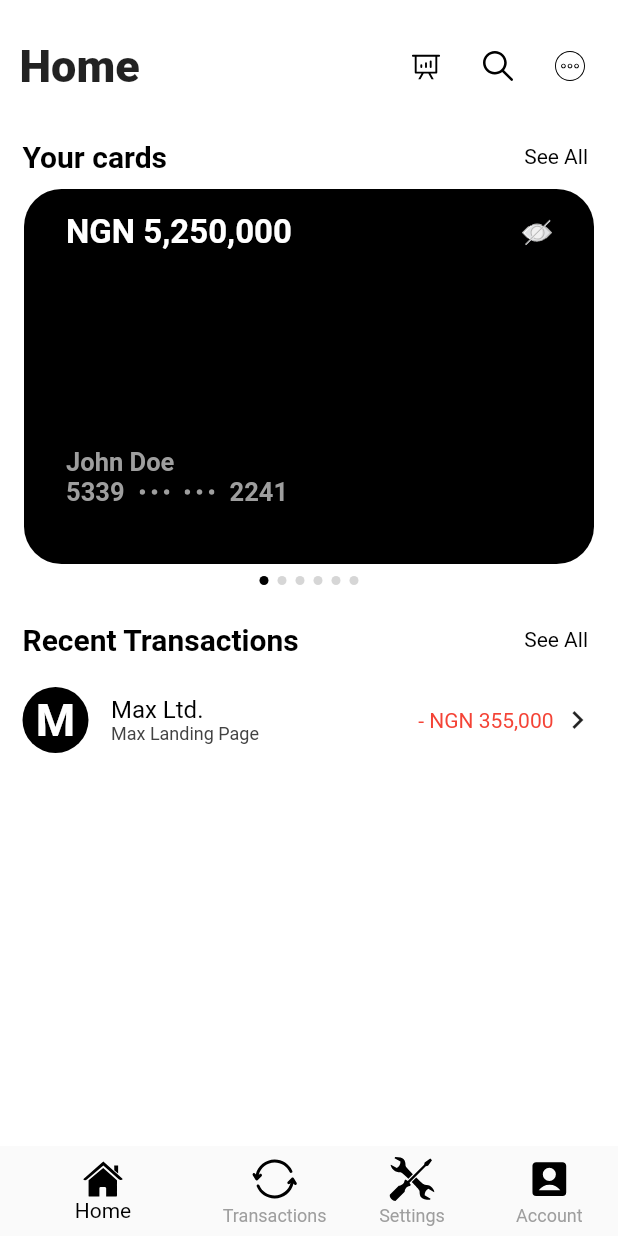
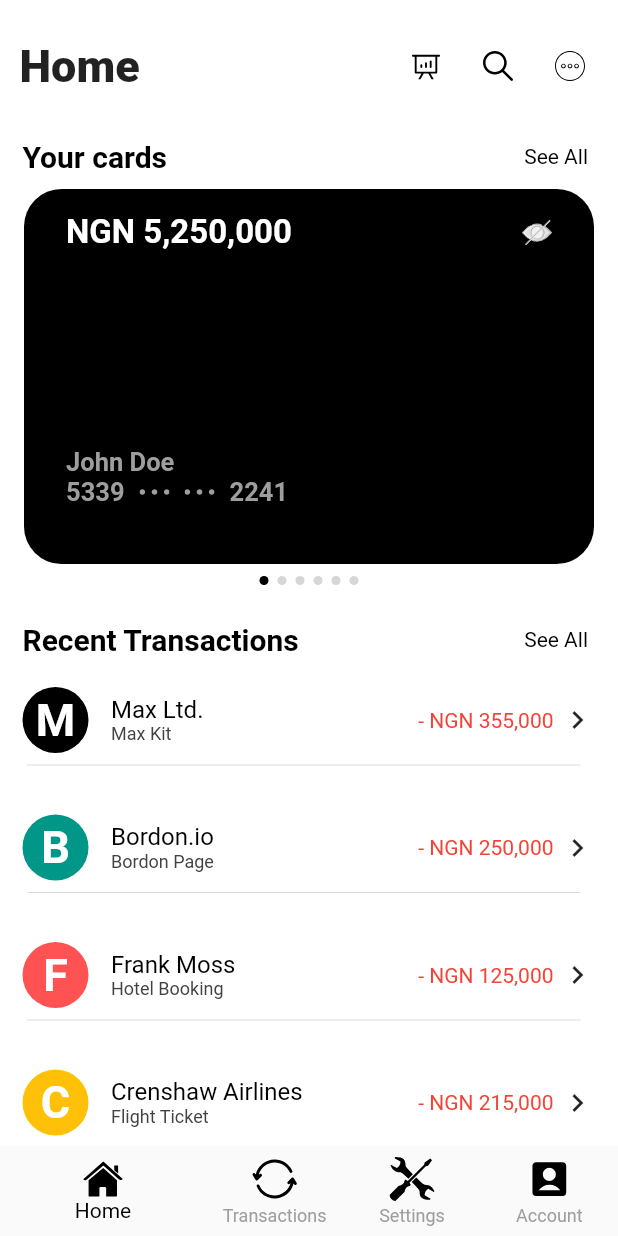
Before and after one commit to MaxTrent/bankapp, a Flutter app: the screen it shows after launch, on a phone screen of 412 x 824 dp. Run offline on Flutter 3.47's test engine with Material 2 defaults, Android fonts, the phone set to English and light mode, and no system bars; our stand-ins replace flutter_svg.

Commit message:
transaction details

```diff
--- a/lib/components/recent_transactions.dart
+++ b/lib/components/recent_transactions.dart
@@ -1,6 +1,5 @@
 import 'package:bankapp_ui/themes/theme_styles.dart';
 import 'package:flutter/material.dart';
-
 import '../widgets/transaction_card.dart';
 
 
@@ -40,9 +39,38 @@ class _RecentTransactionsState extends State<RecentTransactions> {
                       color: Colors.black,
                       letter: 'M',
                       title: 'Max Ltd.',
-                      subTitle: 'Max Landing Page',
+                      subTitle: 'Max Kit',
                       price: '- NGN 355,000',
                     ),
+                    TransactionCard(
+                      color: Colors.teal,
+                      letter: 'B',
+                      title: 'Bordon.io',
+                      subTitle: 'Bordon Page',
+                      price: '- NGN 250,000',
+                    ),
+                    TransactionCard(
+                      color: Colors.redAccent,
+                      letter: 'F',
+                      title: 'Frank Moss',
+                      subTitle: 'Hotel Booking',
+                      price: '- NGN 125,000',
+                    ),
+                    TransactionCard(
+                      color: Colors.amber,
+                      letter: 'C',
+                      title: 'Crenshaw Airlines',
+                      subTitle: 'Flight Ticket',
+                      price: '- NGN 215,000',
+                    ),
+                    TransactionCard(
+                      color: Colors.deepOrange,
+                      letter: 'A',
+                      title: 'Ante Club',
+                      subTitle: 'Drinks',
+                      price: '- NGN 45,000',
+                    ),
+
                   ],
                 ))
           ],
--- a/lib/widgets/transaction_card.dart
+++ b/lib/widgets/transaction_card.dart
@@ -1,3 +1,4 @@
+import 'package:bankapp_ui/screens/transaction_page.dart';
 import 'package:bankapp_ui/themes/theme_styles.dart';
 import 'package:flutter/material.dart';
 
@@ -16,10 +17,13 @@ class TransactionCard extends StatefulWidget {
 }
 
 class _TransactionCardState extends State<TransactionCard> {
+
   @override
   Widget build(BuildContext context) {
     return Padding(
       padding: const EdgeInsets.symmetric(horizontal: 15.0, vertical: 10.0),
+      child: GestureDetector(
+        onTap: _onTapped,
         child: Container(
           height: 65,
           width: 345,
@@ -77,9 +81,27 @@ class _TransactionCardState extends State<TransactionCard> {
                   ),
                 ],
               ),
+              Divider(
+                color: Colors.grey.withOpacity(0.5),
+                thickness: 0.5,
+                endIndent: 10.0,
+                indent: 3.0,
+              ),
             ],
+          ),
         ),
       ),
     );
   }
+
+  void _onTapped() {
+    Navigator.push(context,
+        MaterialPageRoute(builder: (context) => TransactionPage(
+          color: widget.color,
+          title: widget.title,
+          subTitle: widget.subTitle,
+          price: widget.price,
+          letter: widget.letter,
+        )));
   }
+}
```
Also changed, not shown: lib/screens/transaction_page.dart (added, +85 -0 lines), lib/widgets/card_in_page.dart (added, +94 -0 lines). Lines whose indentation alone changed are shown as unchanged.
